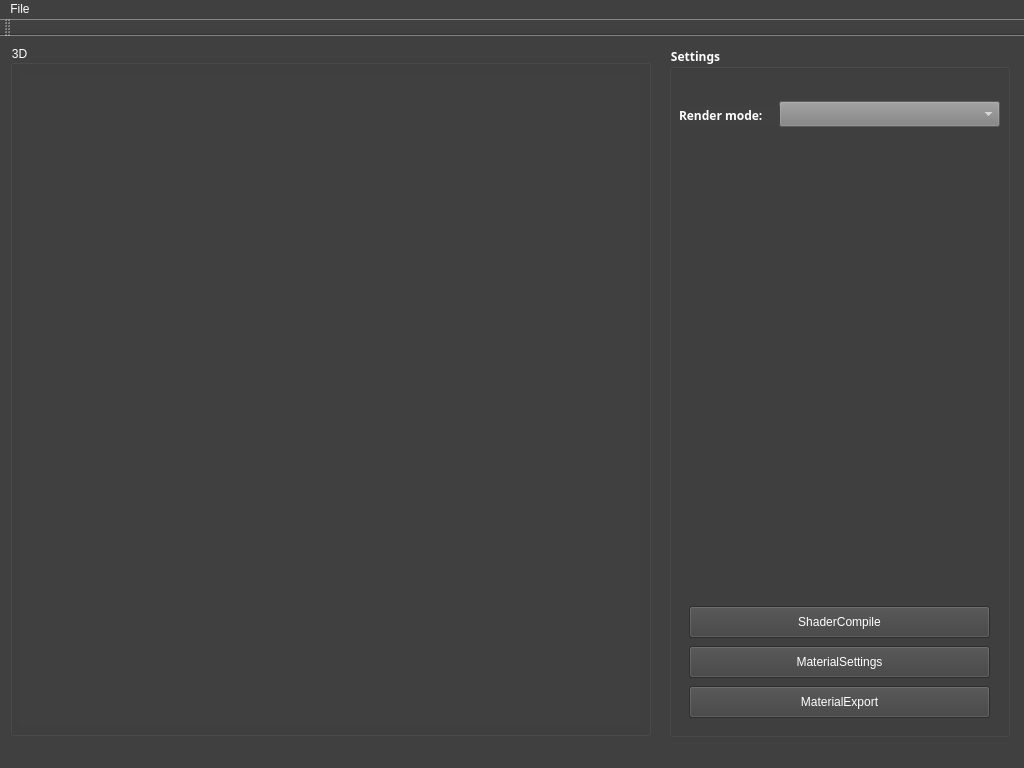
First picture: the form in indieEngineShader/CMainWindowGUI.ui, repository codeoneclick/ie3D, before the edit.
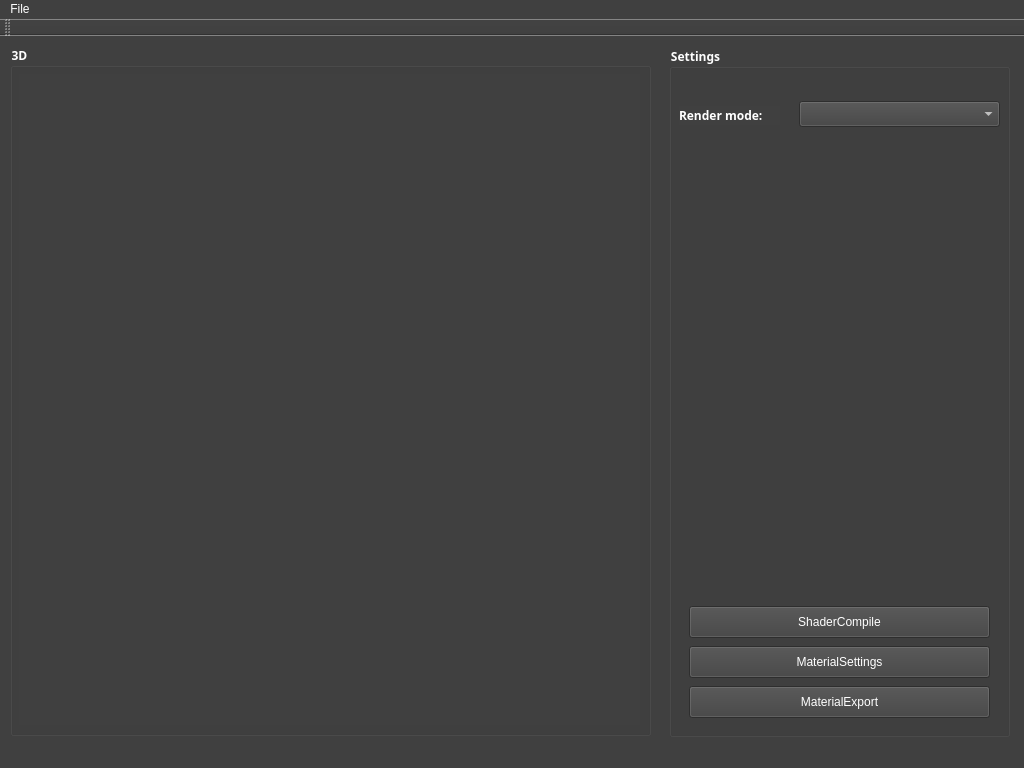
Second picture: the form after the edit.

```diff
--- a/indieEngineShader/CMainWindowGUI.ui
+++ b/indieEngineShader/CMainWindowGUI.ui
@@ -99,9 +99,9 @@
     <widget class="QComboBox" name="materials_list">
      <property name="geometry">
       <rect>
-       <x>110</x>
+       <x>130</x>
        <y>55</y>
-       <width>221</width>
+       <width>201</width>
        <height>26</height>
       </rect>
      </property>
@@ -113,7 +113,7 @@
       </font>
      </property>
      <property name="styleSheet">
-      <string notr="true">background-color: rgb(128, 128, 128);</string>
+      <string notr="true"/>
      </property>
     </widget>
     <widget class="QLabel" name="label">
@@ -146,6 +146,13 @@
       <height>691</height>
      </rect>
     </property>
+    <property name="font">
+     <font>
+      <family>Menlo</family>
+      <weight>75</weight>
+      <bold>true</bold>
+     </font>
+    </property>
     <property name="title">
      <string>3D</string>
     </property>
```
Left out of the diff: 2 changed lines with no effect on the pictures.
